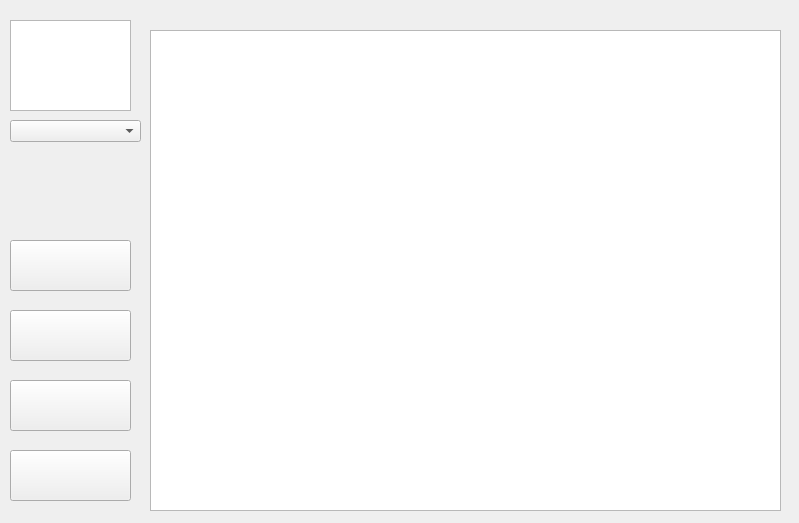
Above: qmailbegin.ui from grysgreat/QtMail before the change. Below: the same form after it.
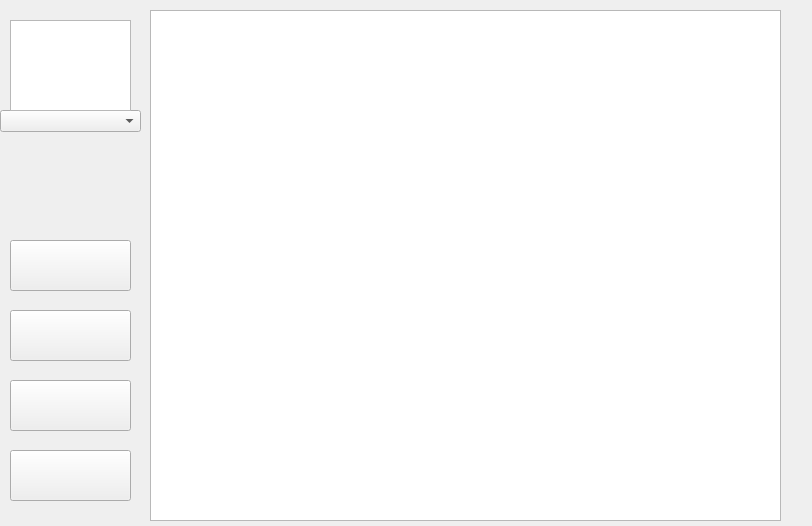
That is the form after the change. Icons and pictures are not drawn.

The edit to the form file:
```diff
--- a/qmailbegin.ui
+++ b/qmailbegin.ui
@@ -6,8 +6,8 @@
    <rect>
     <x>0</x>
     <y>0</y>
-    <width>799</width>
-    <height>523</height>
+    <width>812</width>
+    <height>526</height>
    </rect>
   </property>
   <property name="windowTitle">
@@ -100,21 +100,23 @@
    <property name="geometry">
     <rect>
      <x>150</x>
-     <y>30</y>
+     <y>10</y>
      <width>631</width>
-     <height>481</height>
+     <height>511</height>
     </rect>
    </property>
    <property name="styleSheet">
-    <string notr="true">border-image: url(:/pics/fromt.png);</string>
+    <string notr="true">border-image: url(:/pics/space3.jpg);
+color: rgb(0, 255, 255);
+font: 12pt &quot;Bahnschrift&quot;;</string>
    </property>
   </widget>
   <widget class="QComboBox" name="comboBox">
    <property name="geometry">
     <rect>
-     <x>10</x>
-     <y>120</y>
-     <width>131</width>
+     <x>0</x>
+     <y>110</y>
+     <width>141</width>
      <height>22</height>
     </rect>
    </property>
```
Left out of the diff: 2 changed lines with no effect on the pictures.
